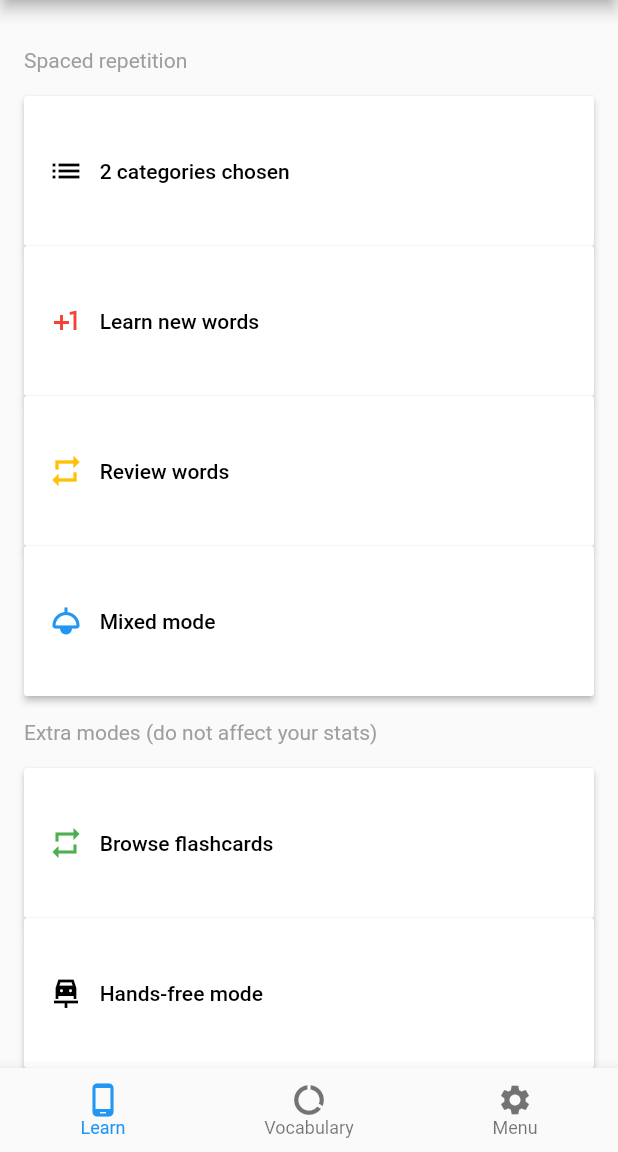
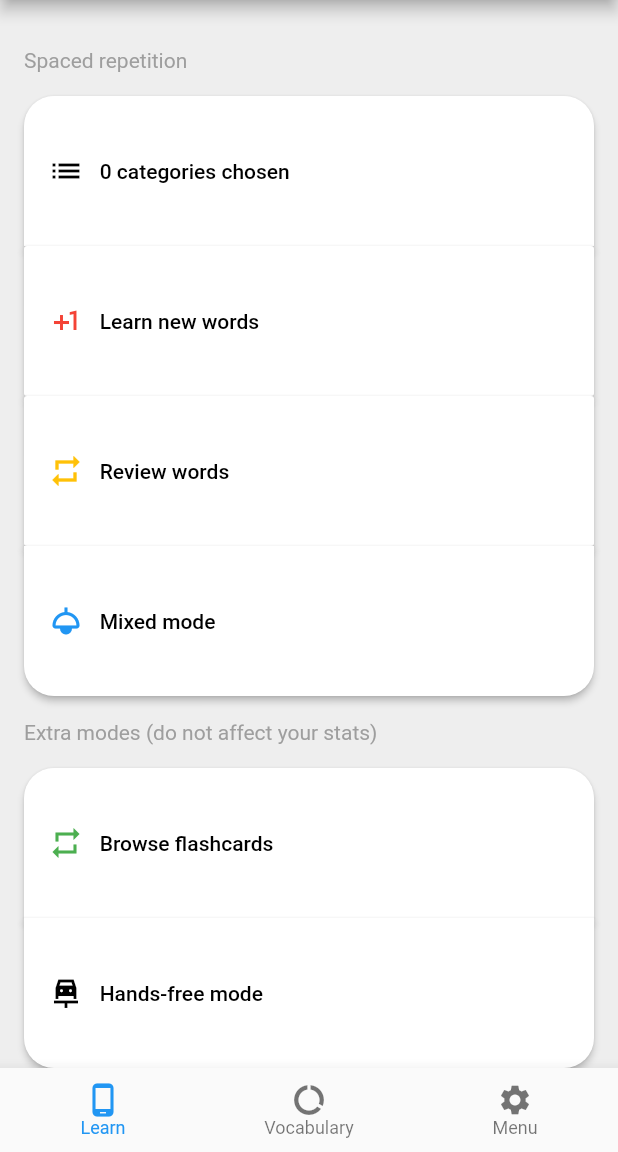
Before and after one commit to CoolichWithYou/reword_flutter_copy, a Flutter app: the screen it shows after launch, on a phone screen of 412 x 824 dp, the part 84-1236 px from its top. Run offline on Flutter 3.47's test engine with Material 2 defaults, Android fonts, the phone set to English and light mode, and no system bars; our stand-ins replace syncfusion_flutter_charts.

Commit message:
updated buttons style
added shape for top and bottom buttons

```diff
--- a/lib/pages/learn.dart
+++ b/lib/pages/learn.dart
@@ -12,7 +12,7 @@ class _LearnState extends State<Learn> {
   @override
   Widget build(BuildContext context) {
     return Container(
-      //color: Colors.grey[100],
+      color: Colors.grey[200],
       child: ListView(
         children: [
           SizedBox(height: 16),
@@ -32,6 +32,9 @@ class _LearnState extends State<Learn> {
                 height: 100.0,
                 child: RaisedButton(
                   onPressed: () {},
+                  shape: RoundedRectangleBorder(
+                      borderRadius:
+                          BorderRadius.vertical(top: Radius.circular(20))),
                   child: Row(
                     children: [
                       Icon(
@@ -39,7 +42,7 @@ class _LearnState extends State<Learn> {
                         color: Colors.black,
                       ),
                       Text(
-                        '   2 categories chosen',
+                        '   0 categories chosen',
                         style: TextStyle(color: Colors.black),
                       ),
                     ],
@@ -91,6 +94,9 @@ class _LearnState extends State<Learn> {
                 minWidth: 200.0,
                 height: 100.0,
                 child: RaisedButton(
+                  shape: RoundedRectangleBorder(
+                      borderRadius:
+                          BorderRadius.vertical(bottom: Radius.circular(20))),
                   onPressed: () {},
                   child: Row(
                     children: [
@@ -120,6 +126,9 @@ class _LearnState extends State<Learn> {
                 minWidth: 200.0,
                 height: 100.0,
                 child: RaisedButton(
+                  shape: RoundedRectangleBorder(
+                      borderRadius:
+                          BorderRadius.vertical(top: Radius.circular(20))),
                   onPressed: () {},
                   child: Row(
                     children: [
@@ -140,6 +149,9 @@ class _LearnState extends State<Learn> {
                 minWidth: 200.0,
                 height: 100.0,
                 child: RaisedButton(
+                  shape: RoundedRectangleBorder(
+                      borderRadius:
+                          BorderRadius.vertical(bottom: Radius.circular(20))),
                   onPressed: () {},
                   child: Row(
                     children: [
```
Also changed, not shown: lib/main.dart (+6 -5 lines).
